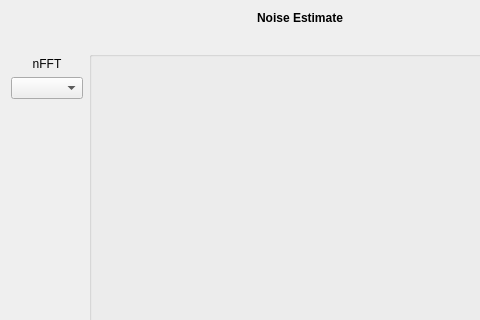
This is applications/mne_x/plugins/noise/FormFiles/noiseestimatesetup.ui in mne-tools/mne-cpp as Qt 5 draws it before an edit; both pictures show x 0 to 480 and y 0 to 320 of the 600 by 450 pixel window. The edited form follows.
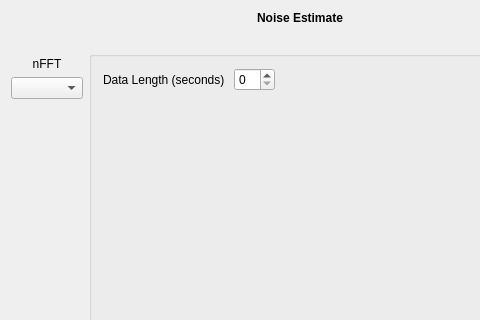
This is the edited form.

Commit message: add the adjustable data length for spectrum calculation

```diff
--- a/applications/mne_x/plugins/noise/FormFiles/noiseestimatesetup.ui
+++ b/applications/mne_x/plugins/noise/FormFiles/noiseestimatesetup.ui
@@ -81,7 +81,34 @@
        </property>
        <layout class="QGridLayout" name="m_qGridLayout_Information">
         <item row="0" column="0">
-         <layout class="QFormLayout" name="m_layNoise"/>
+         <layout class="QFormLayout" name="m_layNoise">
+          <property name="fieldGrowthPolicy">
+           <enum>QFormLayout::AllNonFixedFieldsGrow</enum>
+          </property>
+          <item row="0" column="0">
+           <widget class="QLabel" name="label_2">
+            <property name="text">
+             <string>Data Length (seconds) </string>
+            </property>
+           </widget>
+          </item>
+          <item row="0" column="1">
+           <widget class="QSpinBox" name="m_qSpinDataLen"/>
+          </item>
+         </layout>
+        </item>
+        <item row="0" column="1">
+         <spacer name="horizontalSpacer">
+          <property name="orientation">
+           <enum>Qt::Horizontal</enum>
+          </property>
+          <property name="sizeHint" stdset="0">
+           <size>
+            <width>40</width>
+            <height>10</height>
+           </size>
+          </property>
+         </spacer>
         </item>
        </layout>
       </widget>
```
The commit also changes 8 other files.
